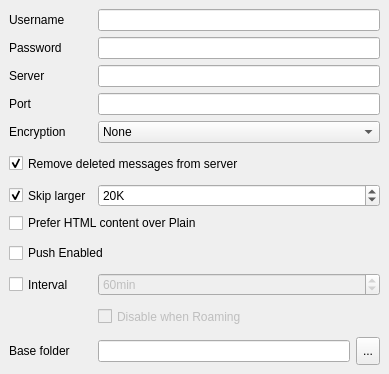
Old version of the form src/plugins/messageservices/imap/imapsettings.ui in the repository qt-labs/messagingframework.
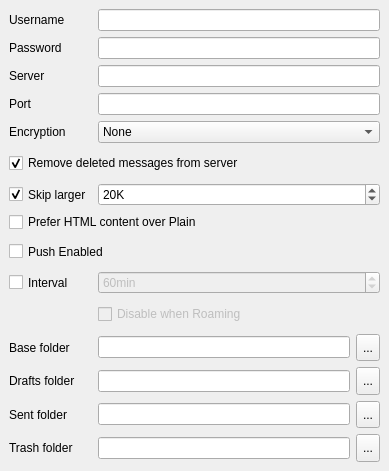
New version of the form.

Commit message: Allow IMAP settings to configure standard folder paths.

Diff of the .ui file:
```diff
--- a/src/plugins/messageservices/imap/imapsettings.ui
+++ b/src/plugins/messageservices/imap/imapsettings.ui
@@ -7,7 +7,7 @@
     <x>0</x>
     <y>0</y>
     <width>389</width>
-    <height>374</height>
+    <height>471</height>
    </rect>
   </property>
   <property name="windowTitle">
@@ -43,7 +43,7 @@
         <x>0</x>
         <y>0</y>
         <width>389</width>
-        <height>374</height>
+        <height>471</height>
        </rect>
       </property>
       <layout class="QGridLayout">
@@ -411,6 +411,171 @@
          </property>
         </widget>
        </item>
+       <item row="12" column="0">
+        <widget class="QLabel" name="draftsFolderLabel">
+         <property name="sizePolicy">
+          <sizepolicy hsizetype="Minimum" vsizetype="Minimum">
+           <horstretch>0</horstretch>
+           <verstretch>0</verstretch>
+          </sizepolicy>
+         </property>
+         <property name="text">
+          <string>Drafts folder</string>
+         </property>
+         <property name="buddy">
+          <cstring>imapDraftsDir</cstring>
+         </property>
+        </widget>
+       </item>
+       <item row="12" column="1">
+        <layout class="QHBoxLayout" name="_2">
+         <item>
+          <widget class="QLineEdit" name="imapDraftsDir">
+           <property name="sizePolicy">
+            <sizepolicy hsizetype="Expanding" vsizetype="Fixed">
+             <horstretch>0</horstretch>
+             <verstretch>0</verstretch>
+            </sizepolicy>
+           </property>
+          </widget>
+         </item>
+         <item>
+          <widget class="QToolButton" name="draftsButton">
+           <property name="sizePolicy">
+            <sizepolicy hsizetype="Preferred" vsizetype="Preferred">
+             <horstretch>0</horstretch>
+             <verstretch>0</verstretch>
+            </sizepolicy>
+           </property>
+           <property name="minimumSize">
+            <size>
+             <width>24</width>
+             <height>26</height>
+            </size>
+           </property>
+           <property name="baseSize">
+            <size>
+             <width>20</width>
+             <height>20</height>
+            </size>
+           </property>
+           <property name="text">
+            <string>...</string>
+           </property>
+          </widget>
+         </item>
+        </layout>
+       </item>
+       <item row="13" column="0">
+        <widget class="QLabel" name="sentFolderLabel">
+         <property name="sizePolicy">
+          <sizepolicy hsizetype="Minimum" vsizetype="Minimum">
+           <horstretch>0</horstretch>
+           <verstretch>0</verstretch>
+          </sizepolicy>
+         </property>
+         <property name="text">
+          <string>Sent folder</string>
+         </property>
+         <property name="buddy">
+          <cstring>imapSentDir</cstring>
+         </property>
+        </widget>
+       </item>
+       <item row="13" column="1">
+        <layout class="QHBoxLayout" name="_2">
+         <item>
+          <widget class="QLineEdit" name="imapSentDir">
+           <property name="sizePolicy">
+            <sizepolicy hsizetype="Expanding" vsizetype="Fixed">
+             <horstretch>0</horstretch>
+             <verstretch>0</verstretch>
+            </sizepolicy>
+           </property>
+          </widget>
+         </item>
+         <item>
+          <widget class="QToolButton" name="sentButton">
+           <property name="sizePolicy">
+            <sizepolicy hsizetype="Preferred" vsizetype="Preferred">
+             <horstretch>0</horstretch>
+             <verstretch>0</verstretch>
+            </sizepolicy>
+           </property>
+           <property name="minimumSize">
+            <size>
+             <width>24</width>
+             <height>26</height>
+            </size>
+           </property>
+           <property name="baseSize">
+            <size>
+             <width>20</width>
+             <height>20</height>
+            </size>
+           </property>
+           <property name="text">
+            <string>...</string>
+           </property>
+          </widget>
+         </item>
+        </layout>
+       </item>
+       <item row="14" column="0">
+        <widget class="QLabel" name="trashFolderLabel">
+         <property name="sizePolicy">
+          <sizepolicy hsizetype="Minimum" vsizetype="Minimum">
+           <horstretch>0</horstretch>
+           <verstretch>0</verstretch>
+          </sizepolicy>
+         </property>
+         <property name="text">
+          <string>Trash folder</string>
+         </property>
+         <property name="buddy">
+          <cstring>imapTrashDir</cstring>
+         </property>
+        </widget>
+       </item>
+       <item row="14" column="1">
+        <layout class="QHBoxLayout" name="_2">
+         <item>
+          <widget class="QLineEdit" name="imapTrashDir">
+           <property name="sizePolicy">
+            <sizepolicy hsizetype="Expanding" vsizetype="Fixed">
+             <horstretch>0</horstretch>
+             <verstretch>0</verstretch>
+            </sizepolicy>
+           </property>
+          </widget>
+         </item>
+         <item>
+          <widget class="QToolButton" name="trashButton">
+           <property name="sizePolicy">
+            <sizepolicy hsizetype="Preferred" vsizetype="Preferred">
+             <horstretch>0</horstretch>
+             <verstretch>0</verstretch>
+            </sizepolicy>
+           </property>
+           <property name="minimumSize">
+            <size>
+             <width>24</width>
+             <height>26</height>
+            </size>
+           </property>
+           <property name="baseSize">
+            <size>
+             <width>20</width>
+             <height>20</height>
+            </size>
+           </property>
+           <property name="text">
+            <string>...</string>
+           </property>
+          </widget>
+         </item>
+        </layout>
+       </item>
       </layout>
      </widget>
     </widget>
```
The commit also changes 5 other files.
